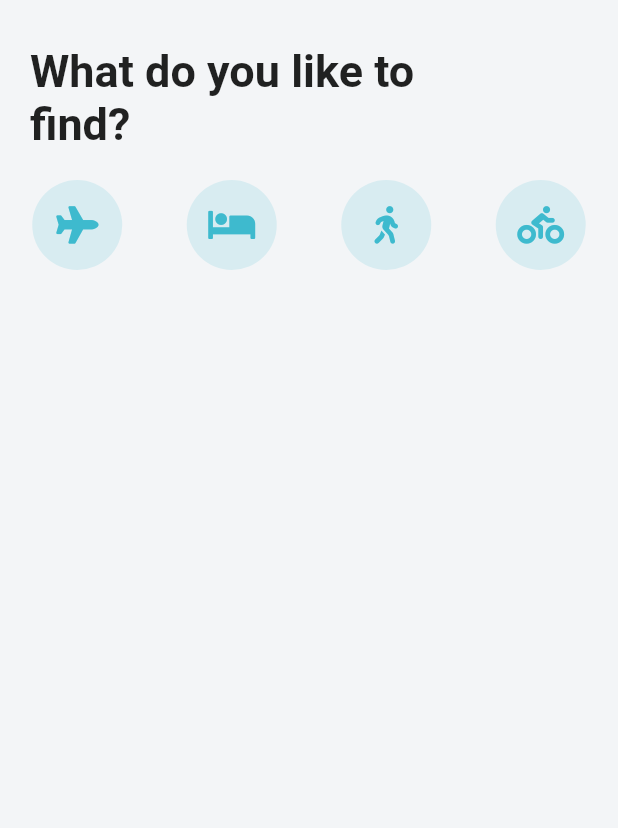
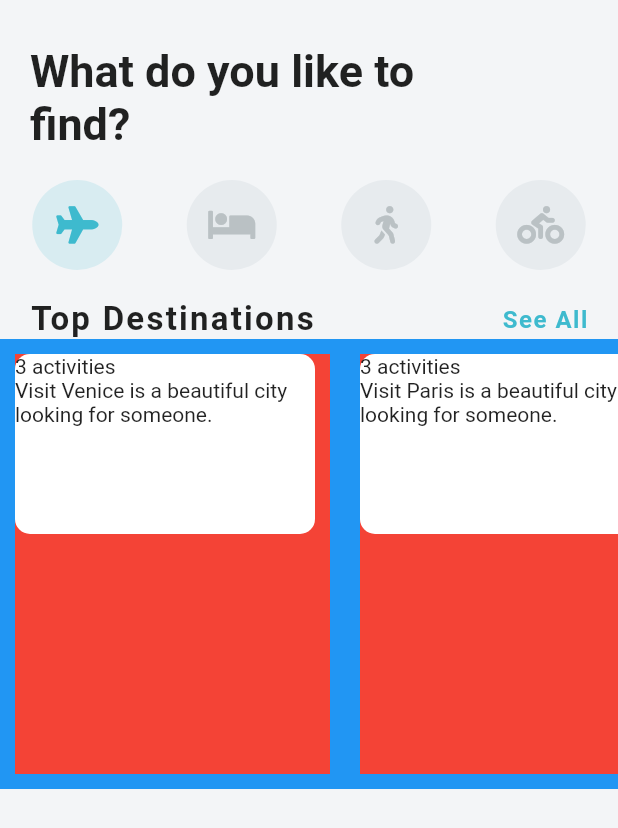
Before and after one commit to gquende/TravelChallenge, a Flutter app: the screen it shows after launch, on a phone screen of 412 x 824 dp. Shown: the top 828 px of the screen. Run offline on Flutter 3.47's test engine with Material 2 defaults, Android fonts, the phone set to English and light mode, and no system bars; our stand-ins replace font_awesome_flutter.

Commit message:
Add Destination Carousel

```diff
--- a/lib/models/destination_model.dart
+++ b/lib/models/destination_model.dart
@@ -37,6 +37,36 @@ List<Activity> activities = [
       price: 125),
 ];
 
-List<Destination> destinations= [
-Destination(imageUrl: 'assets/images/venice.jpg',city: 'Venice', country: 'Italy',description: 'Visit Venice is a beautiful city looking for someone.',activities: activities)
+List<Destination> destinations = [
+  Destination(
+      imageUrl: 'assets/images/venice.jpg',
+      city: 'Venice',
+      country: 'Italy',
+      description: 'Visit Venice is a beautiful city looking for someone.',
+      activities: activities),
+  Destination(
+      imageUrl: 'assets/images/paris.jpg',
+      city: 'Paris',
+      country: 'France',
+      description: 'Visit Paris is a beautiful city looking for someone.',
+      activities: activities),
+  Destination(
+      imageUrl: 'assets/images/newdelhi.jpg',
+      city: 'New Delhi',
+      country: 'India',
+      description: 'Visit New Delhi is a beautiful city looking for someone.',
+      activities: activities),
+  Destination(
+      imageUrl: 'assets/images/saopaulo.jpg',
+      city: 'Sao Paulo',
+      country: 'Brazil',
+      description: 'Visit Sao Paulo is a beautiful city looking for someone.',
+      activities: activities),
+  Destination(
+      imageUrl: 'assets/images/paris.jpg',
+      city: 'New York City',
+      country: 'USA',
+      description:
+          'Visit New York City is a beautiful city looking for someone.',
+      activities: activities),
 ];
--- a/lib/screens/home_screen.dart
+++ b/lib/screens/home_screen.dart
@@ -1,3 +1,4 @@
+import 'package:angotravel/widgets/destination_carousel.dart';
 import 'package:flutter/material.dart';
 import 'package:font_awesome_flutter/font_awesome_flutter.dart';
 
@@ -7,7 +8,10 @@ class HomeScreen extends StatefulWidget {
 }
 
 class _HomeScreenState extends State<HomeScreen> {
+  int _selectedIndex = 0;
+
   List<IconData> _icons = [
+    //Lista de icones que sera apresentado no top
     FontAwesomeIcons.plane,
     FontAwesomeIcons.bed,
     FontAwesomeIcons.walking,
@@ -15,16 +19,30 @@ class _HomeScreenState extends State<HomeScreen> {
   ];
 
   Widget _buildIcon(int index) {
-    return Container(
+    return GestureDetector(
+      onTap: () {
+        setState(() {
+          _selectedIndex = index;
+        });
+
+        print(_selectedIndex);
+      },
+      child: Container(
         height: 60.0,
         width: 60.0,
         decoration: BoxDecoration(
-          color: Theme.of(context).accentColor,
+            color: _selectedIndex == index
+                ? Theme.of(context).accentColor
+                : Color(
+                    0xFFE7EBEE), //Define a cora com base os cliques que ira receber
             borderRadius: BorderRadius.circular(30.0)),
         child: Icon(
           _icons[index],
           size: 25.0,
-        color: Theme.of(context).primaryColor,
+          color: _selectedIndex == index
+              ? Theme.of(context).primaryColor
+              : Color(0xFFBAC1C4),
+        ),
       ),
     );
   }
@@ -52,7 +70,11 @@ class _HomeScreenState extends State<HomeScreen> {
                     .asMap()
                     .entries
                     .map((MapEntry map) => _buildIcon(map.key))
-                    .toList())
+                    .toList()),
+            SizedBox(
+              height: 20.0,
+            ),
+            DestinationCarousel()
           ],
         ),
       ),
--- /dev/null
+++ b/lib/widgets/destination_carousel.dart
@@ -0,0 +1,78 @@
+import 'package:angotravel/models/destination_model.dart';
+import 'package:flutter/material.dart';
+
+class DestinationCarousel extends StatelessWidget {
+  @override
+  Widget build(BuildContext context) {
+    return Column(
+      children: <Widget>[
+        Padding(
+          padding: EdgeInsets.symmetric(horizontal: 20.0),
+          child: Row(
+            mainAxisAlignment: MainAxisAlignment.spaceBetween,
+            children: <Widget>[
+              Text(
+                'Top Destinations',
+                style: TextStyle(
+                    fontSize: 22.0,
+                    fontWeight: FontWeight.bold,
+                    letterSpacing: 1.5),
+              ),
+              GestureDetector(
+                onTap: () {
+                  print('See All');
+                },
+                child: Text(
+                  'See All',
+                  style: TextStyle(
+                      color: Theme.of(context).primaryColor,
+                      fontSize: 16.0,
+                      fontWeight: FontWeight.w600,
+                      letterSpacing: 1.0),
+                ),
+              )
+            ],
+          ),
+        ),
+        Container(
+          height: 300.0,
+          color: Colors.blue,
+          child: ListView.builder(
+            //Para definir uma lista
+            scrollDirection:
+                Axis.horizontal, //Para fazer o Scrol de forma Horizontal
+            itemCount: destinations.length,
+            itemBuilder: (BuildContext context, int index) {
+              Destination destination = destinations[index];
+
+              return Container(
+                margin: EdgeInsets.all(10.0),
+                width: 210.0,
+                color: Colors.red,
+                child: Stack(
+                  children: <Widget>[
+                    Container(
+                      width: 200.0,
+                      height: 120.0,
+                      decoration: BoxDecoration(
+                          color: Colors.white,
+                          borderRadius: BorderRadius.circular(10.0)),
+                      child: Column(
+                        crossAxisAlignment: CrossAxisAlignment.start,
+                        children: <Widget>[
+                          Text(
+                              '${destination.activities.length} activities'), //Invoca o valor de uma variavel numa String
+                          Text(destination.description)
+                        ],
+                      ),
+                    )
+                  ],
+                ),
+              );
+            },
+          ),
+        )
+      ],
+    );
+  }
+}
```
Lines whose indentation alone changed are shown as unchanged.
